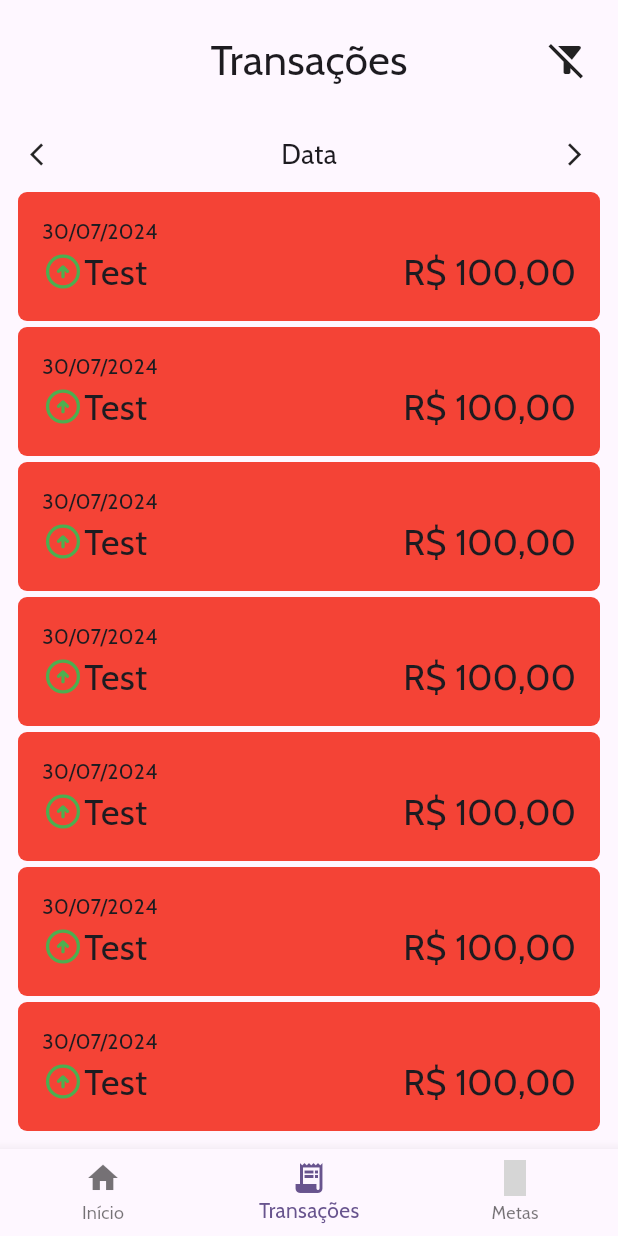
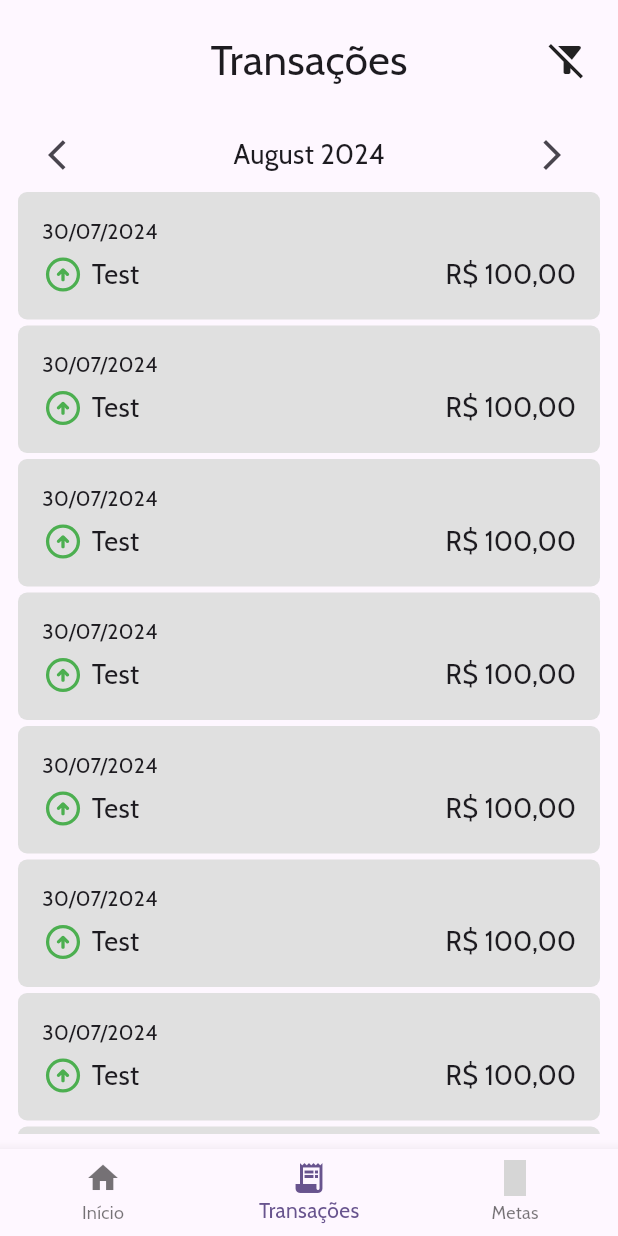
Before and after one commit to XxTaro/fintfitapp-mobile, a Flutter app: the screen it shows after launch, item 2 of the bottom bar chosen, on a phone screen of 412 x 824 dp. Run offline on Flutter 3.47's test engine with Material 3 defaults, Android fonts, the phone set to English and light mode, and no system bars; our stand-ins replace drift, flutter_svg, google_fonts, material_symbols_icons, sqlite3_flutter_libs; missing offline and left inert: dart:ffi, sqlite3; accounts and stored records are empty; generated files the repository leaves out were written again; grey boxes are pictures that could not be loaded.

Commit message:
### Added  - current month and year in date selection in transaction page  - back and forward buttons to change date selection in transaction page
### Changed
 - transaction cards color

```diff
--- a/lib/transaction_page.dart
+++ b/lib/transaction_page.dart
@@ -1,7 +1,11 @@
+import 'dart:io';
+
 import 'package:flutter/cupertino.dart';
 import 'package:flutter/material.dart';
 import 'package:flutter/widgets.dart';
 import 'package:flutter_svg/flutter_svg.dart';
+import 'package:intl/date_symbol_data_local.dart';
+import 'package:intl/intl.dart';
 
 class TransactionPage extends StatefulWidget {
   const TransactionPage({super.key});
@@ -11,7 +15,8 @@ class TransactionPage extends StatefulWidget {
 }
 
 class _TransactionPage extends State<TransactionPage> {
-
+  String date = "date";
+  int _dateDiff = 0;
   List<String> items = ['Item 1', 'Item 2', 'Item 3', 'Item 4', 'Item 5', 'Item 6', 'Item 7', 'Item 8', 'Item 9', 'Item 10', 'Item 11', 'Item 12', 'Item 13'];
 
   late List<Widget> containers = [];
@@ -20,6 +25,9 @@ class _TransactionPage extends State<TransactionPage> {
   @override
   void initState() {
     super.initState();
+    setState(() {
+      date = returnMonthAndYear(DateTime(DateTime.now().year, DateTime.now().month - _dateDiff, DateTime.now().day));
+    });
     containers = items.map((item) {
       return Flexible(
         fit: FlexFit.loose,
@@ -28,13 +36,14 @@ class _TransactionPage extends State<TransactionPage> {
           margin: const EdgeInsets.all(2.0),
           padding: const EdgeInsets.all(16.0),
           decoration: BoxDecoration(
-            color: Colors.red,
+            color: Colors.grey[300],
             borderRadius: BorderRadius.circular(6.0),
           ),
           child: Column(
             crossAxisAlignment: CrossAxisAlignment.start,
             children: [
               const Text('30/07/2024'),
+              const SizedBox(height: 5),
               Row(
                 mainAxisAlignment: MainAxisAlignment.spaceBetween,
                 children: [
@@ -45,9 +54,10 @@ class _TransactionPage extends State<TransactionPage> {
                       width: 28,
                       colorFilter: const ColorFilter.mode(Colors.green, BlendMode.srcIn),
                     ),
-                    Text('Test', style: const TextStyle(fontSize: 24))
+                    const SizedBox(width: 5),
+                    Text('Test', style: const TextStyle(fontSize: 18))
                   ]),
-                  Text('R\$ 100,00', style: const TextStyle(fontSize: 24))
+                  Text('R\$ 100,00', style: const TextStyle(fontSize: 18))
                 ]
               )
             ],
@@ -102,21 +112,37 @@ class _TransactionPage extends State<TransactionPage> {
       child: Stack(
         alignment: Alignment.center,
         children: [
-          const Center(
-            child: Text('Data', style: TextStyle(fontSize: 18))
+          Center(
+            child: Text(date, style: TextStyle(fontSize: 18))
           ),
           Positioned(
             left: 0,
             child: Container(
               margin: const EdgeInsets.only(left: 20),
-              child: const Icon(Icons.arrow_back_ios, size: 18),
+              child: IconButton(
+                  icon: const Icon(Icons.arrow_back_ios, size: 24),
+                  onPressed: () {
+                    setState(() {
+                      _dateDiff--;
+                      date = returnMonthAndYear(DateTime(DateTime.now().year, DateTime.now().month + _dateDiff, DateTime.now().day));
+                    });
+                  },
+                ),
             )
           ),
           Positioned(
             right: 0,
             child: Container(
               margin: const EdgeInsets.only(right: 20),
-              child: const Icon(Icons.arrow_forward_ios, size: 18),
+              child: IconButton(
+                  icon: const Icon(Icons.arrow_forward_ios, size: 24),
+                  onPressed: () {
+                    setState(() {
+                      _dateDiff++;
+                      date = returnMonthAndYear(DateTime(DateTime.now().year, DateTime.now().month + _dateDiff, DateTime.now().day));
+                    });
+                  },
+                )
             )
           )
         ],
@@ -124,4 +150,11 @@ class _TransactionPage extends State<TransactionPage> {
     );
   }
 
+  String returnMonthAndYear(DateTime date) {
+    initializeDateFormatting();
+    String locale = Platform.localeName;
+
+    return DateFormat.yMMMM(locale).format(date);
+  }
+
 }
```
